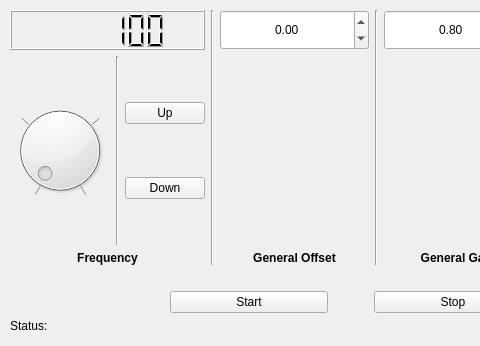
The window that Signal_Anlysis_Station_Three_Phase_Generator/ThreePhase.ui (Joeseidon/RaspiSignalAnalysisStation) describes before a commit, drawn with Qt 5; both pictures show x 0 to 480 and y 0 to 346 of the 922 by 346 pixel window.
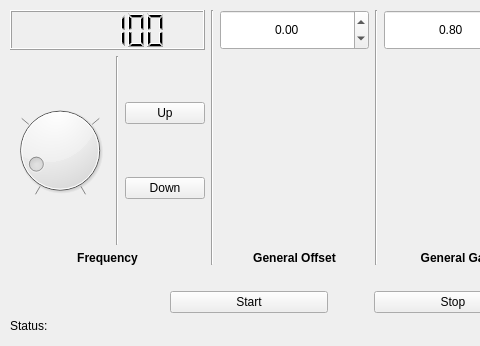
The same window after the commit.

Diff of the .ui file:
```diff
--- a/Signal_Anlysis_Station_Three_Phase_Generator/ThreePhase.ui
+++ b/Signal_Anlysis_Station_Three_Phase_Generator/ThreePhase.ui
@@ -219,7 +219,7 @@
           <item row="0" column="0">
            <widget class="QDial" name="FreqDial">
             <property name="maximum">
-             <number>10000</number>
+             <number>20000</number>
             </property>
             <property name="singleStep">
              <number>100</number>
@@ -228,7 +228,7 @@
              <number>100</number>
             </property>
             <property name="value">
-             <number>100</number>
+             <number>2000</number>
             </property>
             <property name="tracking">
              <bool>true</bool>
```
